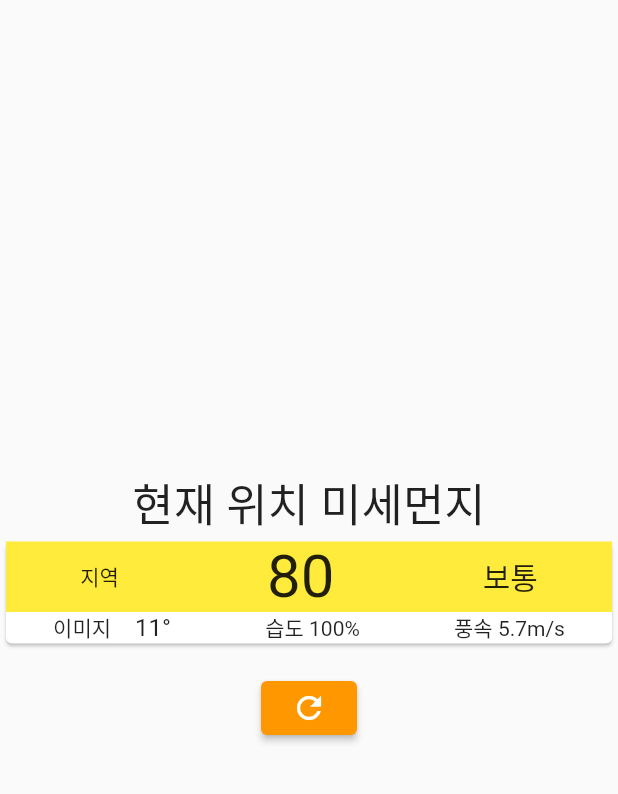
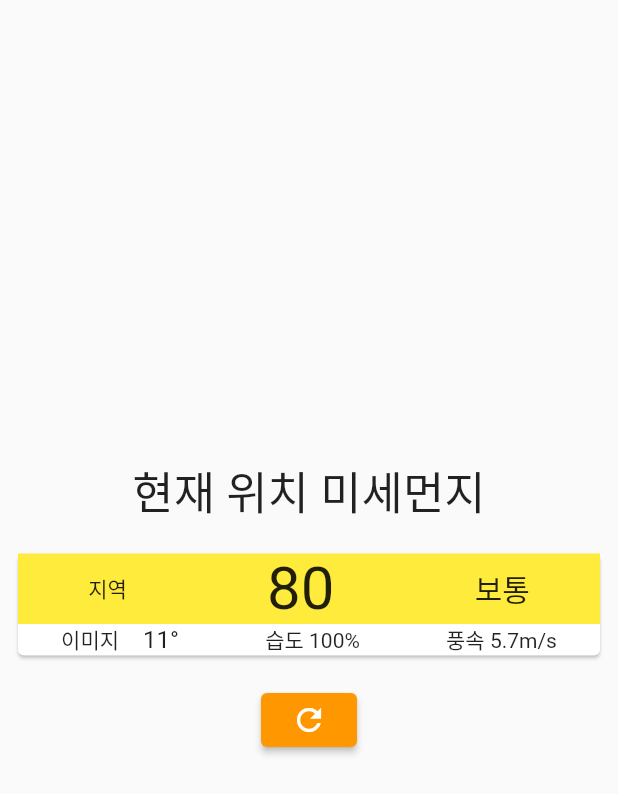
Before and after one commit to OSS0302/flutter_dust, a Flutter app: the screen it shows after launch, on a phone screen of 412 x 824 dp. Shown: the top 794 px of the screen. Run offline on Flutter 3.47's test engine with Material 2 defaults, Android fonts, the phone set to English and light mode, and no system bars.

Commit message:
현재위치 미세먼지 간격16으로  띄우기

```diff
--- a/lib/main.dart
+++ b/lib/main.dart
@@ -28,13 +28,18 @@ class _MainState extends State<Main> {
   @override
   Widget build(BuildContext context) {
     return Scaffold(
-      body: Center(
+      body: Padding(
+        padding: const EdgeInsets.all(8.0),
+        child: Center(
           child: Column(
              mainAxisAlignment: MainAxisAlignment.center,
             children: <Widget>[
             Text(
                 '현재 위치 미세먼지',
               style: TextStyle(fontSize: 30),
+            ),
+            SizedBox(
+              height: 16,
             ),
             Card(
               child: Column(
@@ -86,6 +91,7 @@ class _MainState extends State<Main> {
             )
           ],),
         ),
+      ),
     );
   }
 }
```
Lines whose indentation alone changed are shown as unchanged.
